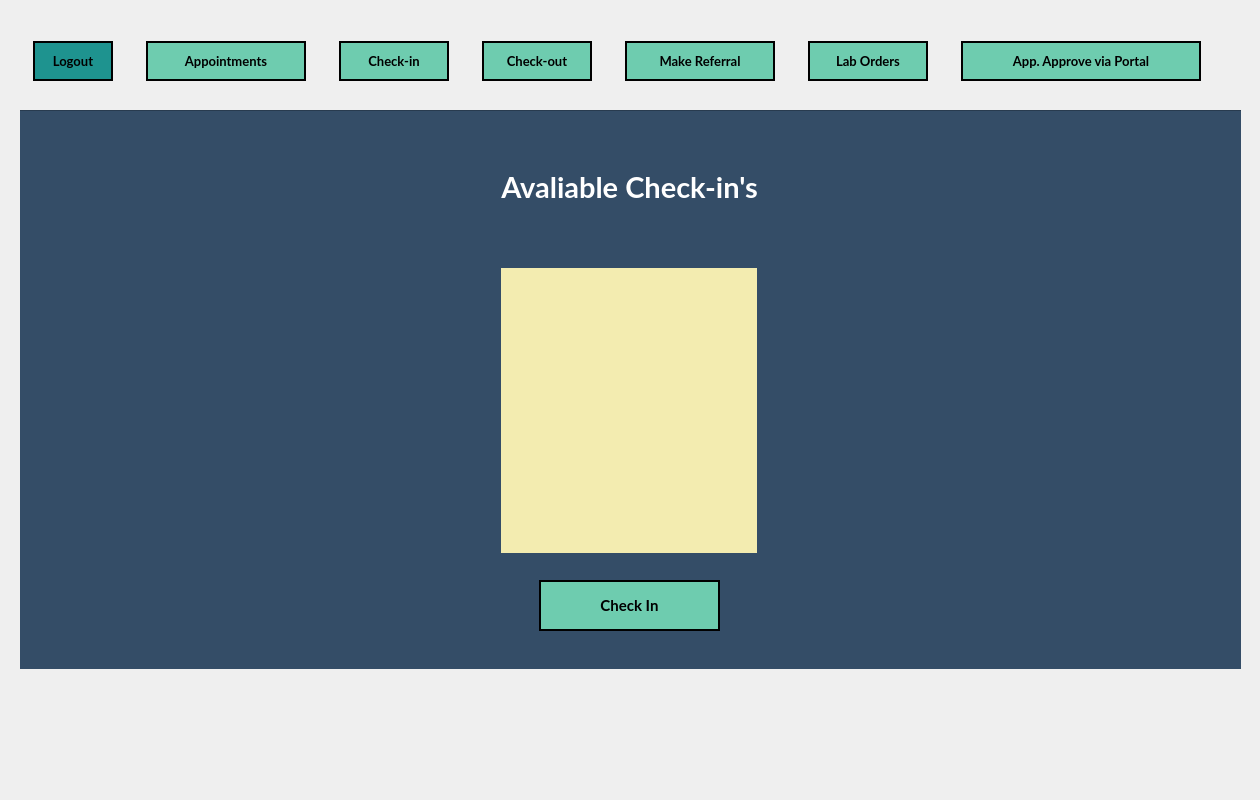
The window that checkIn.ui (mxrked/Medical-Office-Administration) describes before a commit, drawn with Qt 5.
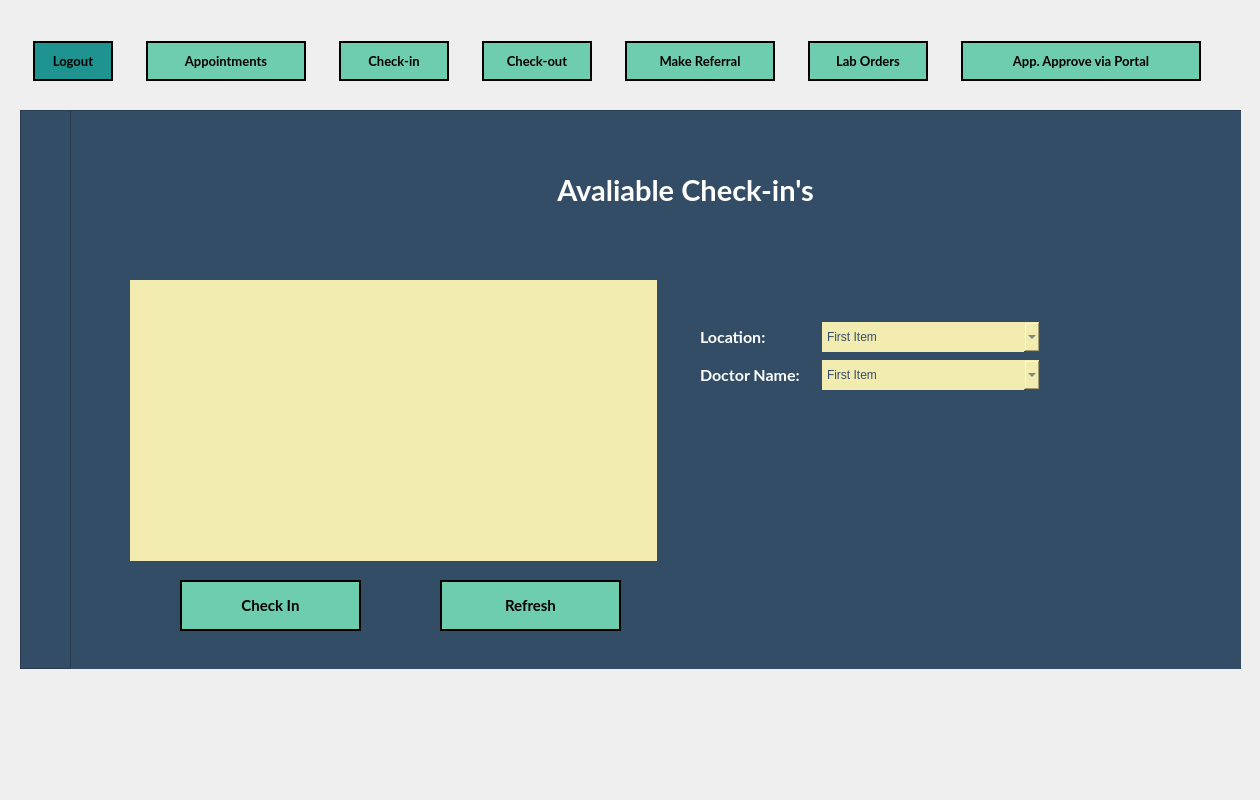
The same window after the commit. Icons and pictures are not drawn.

Commit message: Added more search options

What changed in the file:
```diff
--- a/checkIn.ui
+++ b/checkIn.ui
@@ -378,17 +378,6 @@
      </layout>
     </widget>
    </widget>
-   <widget class="QWidget" name="layoutWidget">
-    <property name="geometry">
-     <rect>
-      <x>0</x>
-      <y>0</y>
-      <width>2</width>
-      <height>2</height>
-     </rect>
-    </property>
-    <layout class="QHBoxLayout" name="horizontalLayout_6"/>
-   </widget>
    <widget class="QFrame" name="Main_Frame">
     <property name="geometry">
      <rect>
@@ -442,7 +431,7 @@
     <widget class="QFrame" name="InputFrame">
      <property name="geometry">
       <rect>
-       <x>-1</x>
+       <x>50</x>
        <y>0</y>
        <width>1251</width>
        <height>561</height>
@@ -461,10 +450,10 @@
      <widget class="QWidget" name="verticalLayoutWidget">
       <property name="geometry">
        <rect>
-        <x>0</x>
-        <y>2</y>
-        <width>1221</width>
-        <height>441</height>
+        <x>350</x>
+        <y>0</y>
+        <width>531</width>
+        <height>161</height>
        </rect>
       </property>
       <layout class="QVBoxLayout" name="verticalLayout">
@@ -503,26 +492,12 @@
          </property>
         </widget>
        </item>
-       <item>
-        <layout class="QHBoxLayout" name="horizontalLayout">
-         <item alignment="Qt::AlignHCenter">
-          <widget class="QListView" name="listView_CheckIns">
-           <property name="minimumSize">
-            <size>
-             <width>300</width>
-             <height>0</height>
-            </size>
-           </property>
-          </widget>
-         </item>
-        </layout>
-       </item>
       </layout>
      </widget>
      <widget class="QPushButton" name="Btn_CheckIn">
       <property name="geometry">
        <rect>
-        <x>520</x>
+        <x>110</x>
         <y>470</y>
         <width>181</width>
         <height>51</height>
@@ -558,6 +533,157 @@
        <string>Check In</string>
       </property>
      </widget>
+     <widget class="QPushButton" name="Btn_Refresh">
+      <property name="geometry">
+       <rect>
+        <x>370</x>
+        <y>470</y>
+        <width>181</width>
+        <height>51</height>
+       </rect>
+      </property>
+      <property name="font">
+       <font>
+        <family>Lato</family>
+        <pointsize>11</pointsize>
+        <weight>75</weight>
+        <bold>true</bold>
+       </font>
+      </property>
+      <property name="cursor">
+       <cursorShape>PointingHandCursor</cursorShape>
+      </property>
+      <property name="styleSheet">
+       <string notr="true">QPushButton {
+	border-image: none;
+	background-color: #6ECCAF;
+	color: black;
+	border: 2px solid black;
+}
+
+QPushButton::hover {
+	background-color: rgb(139, 231, 100);
+	color: white;
+}
+
+</string>
+      </property>
+      <property name="text">
+       <string>Refresh</string>
+      </property>
+     </widget>
+     <widget class="QListView" name="listView_CheckIns">
+      <property name="geometry">
+       <rect>
+        <x>60</x>
+        <y>170</y>
+        <width>527</width>
+        <height>281</height>
+       </rect>
+      </property>
+      <property name="minimumSize">
+       <size>
+        <width>200</width>
+        <height>0</height>
+       </size>
+      </property>
+      <property name="styleSheet">
+       <string notr="true">QListView::item:selected {
+	background-color: #4a90d9
+}
+</string>
+      </property>
+     </widget>
+     <widget class="QWidget" name="">
+      <property name="geometry">
+       <rect>
+        <x>630</x>
+        <y>210</y>
+        <width>340</width>
+        <height>72</height>
+       </rect>
+      </property>
+      <layout class="QVBoxLayout" name="verticalLayout_2">
+       <item>
+        <layout class="QHBoxLayout" name="horizontalLayout_2">
+         <item>
+          <widget class="QLabel" name="Label_Location">
+           <property name="font">
+            <font>
+             <family>Lato</family>
+             <pointsize>12</pointsize>
+             <weight>75</weight>
+             <bold>true</bold>
+            </font>
+           </property>
+           <property name="styleSheet">
+            <string notr="true"/>
+           </property>
+           <property name="text">
+            <string>Location:</string>
+           </property>
+          </widget>
+         </item>
+         <item>
+          <widget class="QComboBox" name="comboBox_Locations">
+           <property name="styleSheet">
+            <string notr="true"/>
+           </property>
+           <item>
+            <property name="text">
+             <string>First Item</string>
+            </property>
+           </item>
+           <item>
+            <property name="text">
+             <string>Item 2</string>
+            </property>
+           </item>
+          </widget>
+         </item>
+        </layout>
+       </item>
+       <item>
+        <layout class="QHBoxLayout" name="horizontalLayout">
+         <item>
+          <widget class="QLabel" name="Label_Doctor">
+           <property name="font">
+            <font>
+             <family>Lato</family>
+             <pointsize>12</pointsize>
+             <weight>75</weight>
+             <bold>true</bold>
+            </font>
+           </property>
+           <property name="styleSheet">
+            <string notr="true"/>
+           </property>
+           <property name="text">
+            <string>Doctor Name:</string>
+           </property>
+          </widget>
+         </item>
+         <item>
+          <widget class="QComboBox" name="comboBox_Doctors">
+           <property name="styleSheet">
+            <string notr="true"/>
+           </property>
+           <item>
+            <property name="text">
+             <string>First Item</string>
+            </property>
+           </item>
+           <item>
+            <property name="text">
+             <string>Item 2</string>
+            </property>
+           </item>
+          </widget>
+         </item>
+        </layout>
+       </item>
+      </layout>
+     </widget>
     </widget>
    </widget>
   </widget>
```
